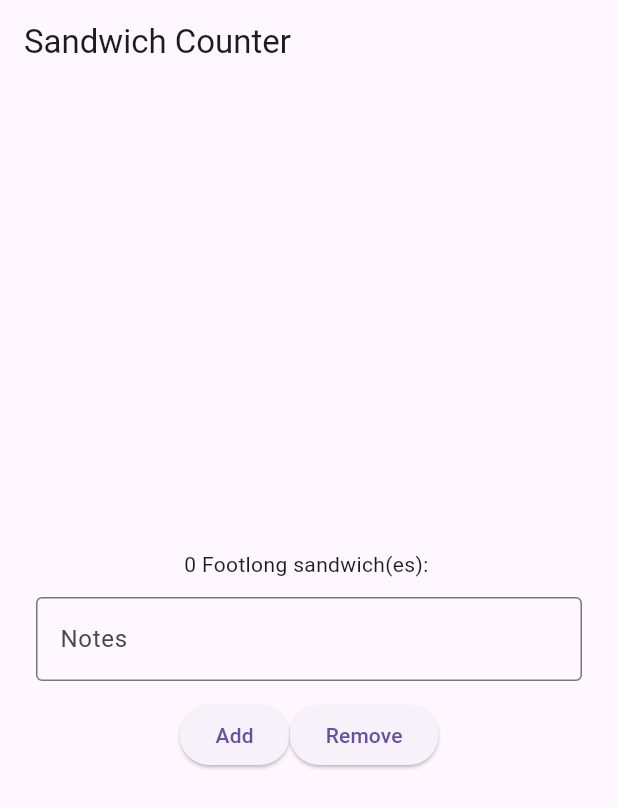
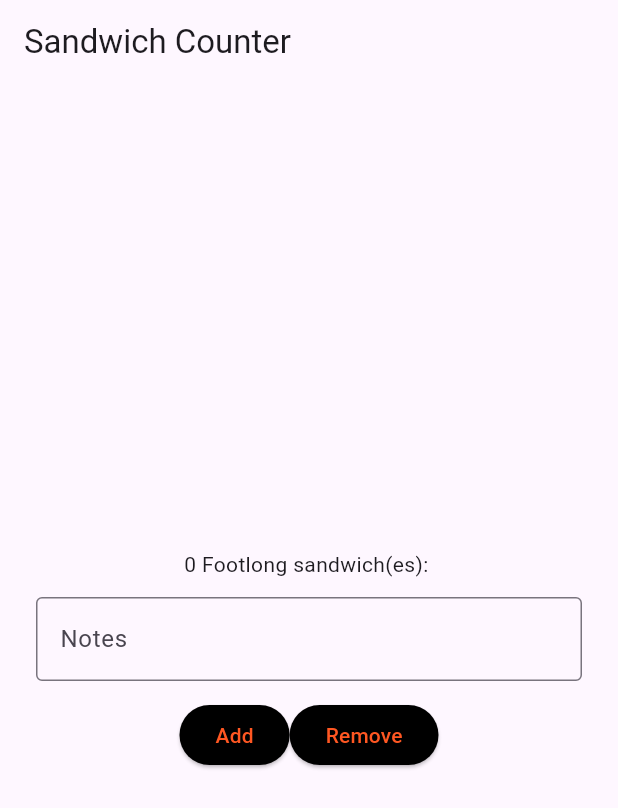
Before and after one commit to Creyas/flutter_application_1, a Flutter app: the screen it shows after launch, on a phone screen of 412 x 824 dp. Shown: the top 808 px of the screen. Run offline on Flutter 3.47's test engine with Material 3 defaults, Android fonts, the phone set to English and light mode, and no system bars.

Commit message:
Style buttons in OrderScreen with custom colors for better visibility

```diff
--- a/lib/main.dart
+++ b/lib/main.dart
@@ -88,10 +88,18 @@ class _OrderScreenState extends State<OrderScreen> {
               children: [
                 ElevatedButton(
                   onPressed: _increaseQuantity,
+                  style: ElevatedButton.styleFrom(
+                    backgroundColor: Colors.black,
+                    foregroundColor: Colors.deepOrange,
+                  ),
                   child: const Text('Add'),
                 ),
                 ElevatedButton(
                   onPressed: _decreaseQuantity,
+                  style: ElevatedButton.styleFrom(
+                    backgroundColor: Colors.black,
+                    foregroundColor: Colors.deepOrange,
+                  ),
                   child: const Text('Remove'),
                 ),
               ],
```
